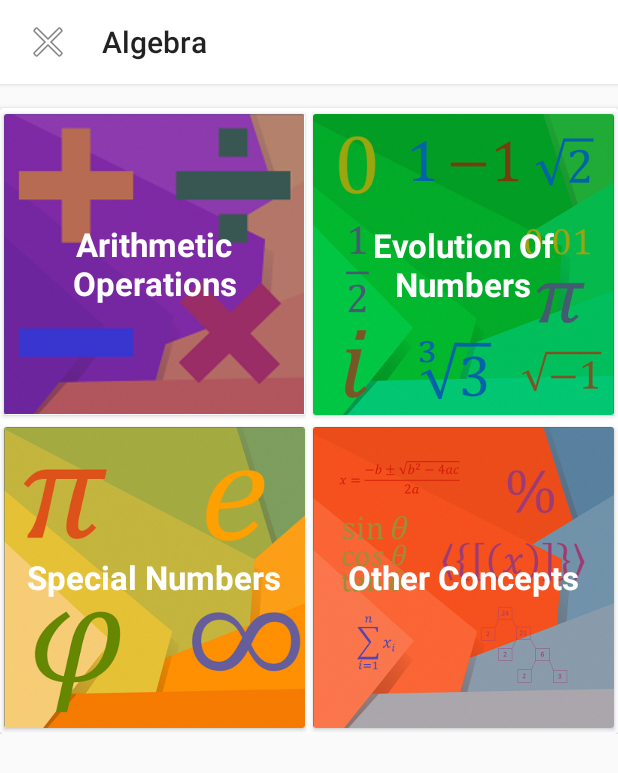
After one commit to basit188/temprepo, an Android app: the layout dialog_algebra_contents.xml on its own in the app's theme, with its tools: preview values and no code run, on a phone screen of 412 x 824 dp. The commit adds this screen. Shown: the top 773 px of the screen. Run offline under Robolectric (Android 15) with nearby library versions, the phone set to English and light mode, and no system bars.

Commit message:
added new fullscreen activity etc

```diff
--- a/app/src/main/java/mbn/org/mathviz/activity/DisplayVisualizationActivity.java
+++ b/app/src/main/java/mbn/org/mathviz/activity/DisplayVisualizationActivity.java
@@ -9,7 +9,7 @@ import android.view.View;
 import android.widget.VideoView;
 
 import mbn.org.mathviz.R;
-import mbn.org.mathviz.dialog.ArthemeticOperationsDialog;
+
 
 public class DisplayVisualizationActivity extends Activity {
     VideoView video;
--- /dev/null
+++ b/app/src/main/res/layout/dialog_algebra_contents.xml
@@ -0,0 +1,249 @@
+<?xml version="1.0" encoding="utf-8"?>
+<ScrollView xmlns:android="http://schemas.android.com/apk/res/android"
+    xmlns:app="http://schemas.android.com/apk/res-auto"
+    xmlns:tools="http://schemas.android.com/tools"
+    android:id="@+id/main"
+    android:layout_width="match_parent"
+    android:layout_height="match_parent"
+    android:background="?attr/selectableItemBackgroundBorderless"
+    app:layout_behavior="@string/appbar_scrolling_view_behavior">
+
+    <LinearLayout
+        android:layout_width="match_parent"
+        android:layout_height="wrap_content"
+        android:orientation="vertical">
+
+
+        <android.support.v7.widget.CardView
+            android:id="@+id/card_dialog_Algebra"
+            android:layout_width="match_parent"
+            android:layout_height="?attr/actionBarSize"
+            app:cardCornerRadius="0dp"
+            app:cardElevation="2dp">
+
+            <LinearLayout
+                android:layout_width="match_parent"
+                android:layout_height="match_parent"
+                android:orientation="horizontal">
+
+                <ImageView
+                    android:id="@+id/img_dialog_fullscreen_close"
+                    android:layout_width="wrap_content"
+                    android:layout_height="wrap_content"
+                    android:layout_gravity="center_vertical"
+                    android:layout_marginLeft="12dp"
+                    android:layout_marginStart="12dp"
+                    android:background="?attr/selectableItemBackgroundBorderless"
+                    android:clickable="true"
+                    android:padding="4dp"
+                    app:srcCompat="@android:drawable/ic_menu_close_clear_cancel" android:focusable="true"/>
+
+                <TextView
+                    style="@style/Base.DialogWindowTitle.AppCompat"
+                    android:layout_width="wrap_content"
+                    android:layout_height="wrap_content"
+                    android:layout_gravity="center_vertical"
+                    android:layout_marginLeft="16dp"
+                    android:layout_marginStart="16dp"
+                    android:text="Algebra" />
+            </LinearLayout>
+
+        </android.support.v7.widget.CardView>
+
+        <android.support.v7.widget.CardView xmlns:android="http://schemas.android.com/apk/res/android"
+            xmlns:card_view="http://schemas.android.com/apk/res-auto"
+            xmlns:tools="http://schemas.android.com/tools"
+            android:id="@+id/card_algebra"
+            android:layout_width="match_parent"
+            android:layout_height="match_parent"
+            android:layout_marginTop="@dimen/activity_horizontal_margin"
+            android:layout_weight="1"
+            android:background="?attr/selectableItemBackground"
+            android:foreground="?attr/selectableItemBackground"
+            tools:ignore="HardcodedText">
+
+            <TableLayout
+                android:layout_width="match_parent"
+                android:layout_height="match_parent">
+
+                <TableRow
+                    android:layout_width="match_parent"
+                    android:layout_height="match_parent">
+
+                    <android.support.v7.widget.CardView
+                        android:id="@+id/cardArithmeticOperations"
+                        android:layout_width="match_parent"
+                        android:layout_height="match_parent"
+                        android:layout_weight="1"
+                        android:background="?attr/selectableItemBackground"
+                        android:foreground="?attr/selectableItemBackground"
+                        card_view:cardCornerRadius="@dimen/card_recycler_corner_radius"
+                        card_view:cardElevation="@dimen/card_recycler_elevation"
+                        card_view:cardUseCompatPadding="true">
+
+                        <RelativeLayout
+                            android:layout_width="match_parent"
+                            android:layout_height="match_parent">
+
+                            <ImageView
+                                android:id="@+id/imgAddition"
+                                android:layout_width="wrap_content"
+                                android:layout_height="wrap_content"
+                                android:adjustViewBounds="true"
+                                android:contentDescription="ArithmeticOperations"
+                                card_view:srcCompat="@drawable/arthemetic" />
+
+                            <TextView
+                                android:id="@+id/txtArithmeticOperations"
+                                android:layout_width="match_parent"
+                                android:layout_height="wrap_content"
+                                android:layout_alignBottom="@+id/imgAddition"
+                                android:layout_alignParentBottom="false"
+                                android:layout_alignTop="@+id/imgAddition"
+                                android:gravity="center"
+                                android:paddingLeft="8dp"
+                                android:paddingRight="8dp"
+                                android:text="Arithmetic Operations"
+                                android:textAppearance="@style/Base.TextAppearance.AppCompat.Large"
+                                android:textColor="#FFF"
+                                android:textStyle="bold" />
+
+                        </RelativeLayout>
+
+                    </android.support.v7.widget.CardView>
+
+                    <android.support.v7.widget.CardView
+                        android:id="@+id/cardEvolutionOfNumbers"
+                        android:layout_width="match_parent"
+                        android:layout_height="match_parent"
+                        android:layout_weight="1"
+                        android:background="?attr/selectableItemBackground"
+                        android:foreground="?attr/selectableItemBackground"
+                        card_view:cardCornerRadius="@dimen/card_recycler_corner_radius"
+                        card_view:cardElevation="@dimen/card_recycler_elevation"
+                        card_view:cardUseCompatPadding="true">
+
+                        <RelativeLayout
+                            android:layout_width="match_parent"
+                            android:layout_height="match_parent">
+
+                            <ImageView
+                                android:id="@+id/imgSubtraction"
+                                android:layout_width="wrap_content"
+                                android:layout_height="wrap_content"
+                                android:adjustViewBounds="true"
+                                android:contentDescription="Evolution Of Numbers"
+                                android:src="@drawable/evolution_of_numbers" />
+
+                            <TextView
+                                android:id="@+id/txtEvolutionOfNumbers"
+                                android:layout_width="match_parent"
+                                android:layout_height="wrap_content"
+                                android:layout_alignBottom="@+id/imgSubtraction"
+                                android:layout_alignTop="@+id/imgSubtraction"
+                                android:gravity="center"
+                                android:paddingLeft="8dp"
+                                android:paddingRight="8dp"
+                                android:text="Evolution Of Numbers"
+                                android:textAppearance="@style/Base.TextAppearance.AppCompat.Large"
+                                android:textColor="#FFF"
+                                android:textStyle="bold" />
+
+                        </RelativeLayout>
+
+                    </android.support.v7.widget.CardView>
+                </TableRow>
+
+                <TableRow
+                    android:layout_width="match_parent"
+                    android:layout_height="match_parent">
+
+                    <android.support.v7.widget.CardView
+                        android:id="@+id/cardSpecialNumbers"
+                        android:layout_width="match_parent"
+                        android:layout_height="match_parent"
+                        android:layout_weight="1"
+                        android:background="?attr/selectableItemBackground"
+                        android:foreground="?attr/selectableItemBackground"
+                        card_view:cardCornerRadius="@dimen/card_recycler_corner_radius"
+                        card_view:cardElevation="@dimen/card_recycler_elevation"
+                        card_view:cardUseCompatPadding="true">
+
+                        <RelativeLayout
+                            android:layout_width="match_parent"
+                            android:layout_height="match_parent">
+
+                            <ImageView
+                                android:id="@+id/imgMultiplication"
+                                android:layout_width="wrap_content"
+                                android:layout_height="wrap_content"
+                                android:adjustViewBounds="true"
+                                android:contentDescription="SpecialNumbers"
+                                card_view:srcCompat="@drawable/special_numbers" />
+
+                            <TextView
+                                android:id="@+id/txtSpecialNumbers"
+                                android:layout_width="match_parent"
+                                android:layout_height="wrap_content"
+                                android:layout_alignBottom="@+id/imgMultiplication"
+                                android:layout_alignTop="@+id/imgMultiplication"
+                                android:gravity="center"
+
+                                android:paddingLeft="8dp"
+                                android:paddingRight="8dp"
+                                android:text="Special Numbers"
+                                android:textAppearance="@style/Base.TextAppearance.AppCompat.Large"
+                                android:textColor="#FFF"
+                                android:textStyle="bold" />
+
+                        </RelativeLayout>
+
+                    </android.support.v7.widget.CardView>
+
+                    <android.support.v7.widget.CardView
+                        android:id="@+id/cardOtherConcepts"
+                        android:layout_width="match_parent"
+                        android:layout_height="match_parent"
+                        android:layout_weight="1"
+                        android:background="?attr/selectableItemBackground"
+                        android:foreground="?attr/selectableItemBackground"
+                        card_view:cardCornerRadius="@dimen/card_recycler_corner_radius"
+                        card_view:cardElevation="@dimen/card_recycler_elevation"
+                        card_view:cardUseCompatPadding="true">
+
+                        <RelativeLayout
+                            android:layout_width="match_parent"
+                            android:layout_height="match_parent">
+
+                            <ImageView
+                                android:id="@+id/imgDivision"
+                                android:layout_width="wrap_content"
+                                android:layout_height="wrap_content"
+                                android:adjustViewBounds="true"
+                                android:contentDescription="OtherConcepts"
+                                android:src="@drawable/other_concepts" />
+
+                            <TextView
+                                android:id="@+id/txtOtherConcepts"
+                                android:layout_width="match_parent"
+                                android:layout_height="wrap_content"
+                                android:layout_alignBottom="@+id/imgDivision"
+                                android:layout_alignTop="@+id/imgDivision"
+                                android:gravity="center"
+                                android:paddingLeft="8dp"
+                                android:paddingRight="8dp"
+                                android:text="Other Concepts"
+                                android:textAppearance="@style/Base.TextAppearance.AppCompat.Large"
+                                android:textColor="#FFF"
+                                android:textStyle="bold" />
+
+                        </RelativeLayout>
+
+                    </android.support.v7.widget.CardView>
+                </TableRow>
+
+            </TableLayout>
+
+        </android.support.v7.widget.CardView>
+    </LinearLayout>
+</ScrollView>
```
Also changed, not shown: app/src/main/java/mbn/org/mathviz/dialog/AlgebraContentsDialog.java (renamed from app/src/main/java/mbn/org/mathviz/fragment/AlgebraFragment.java, +14 -27 lines), app/src/main/java/mbn/org/mathviz/fragment/AlgebraMainFragment.java (+10 -9 lines), app/src/main/res/layout/fragment_algebra.xml (deleted, +0 -197 lines).
